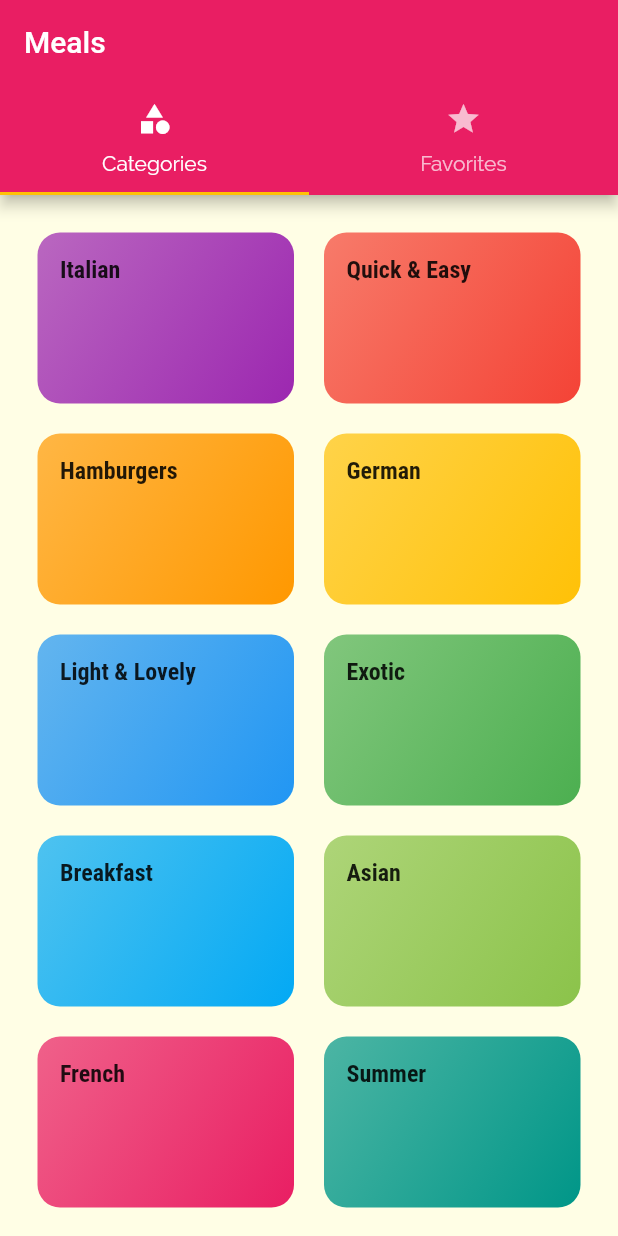
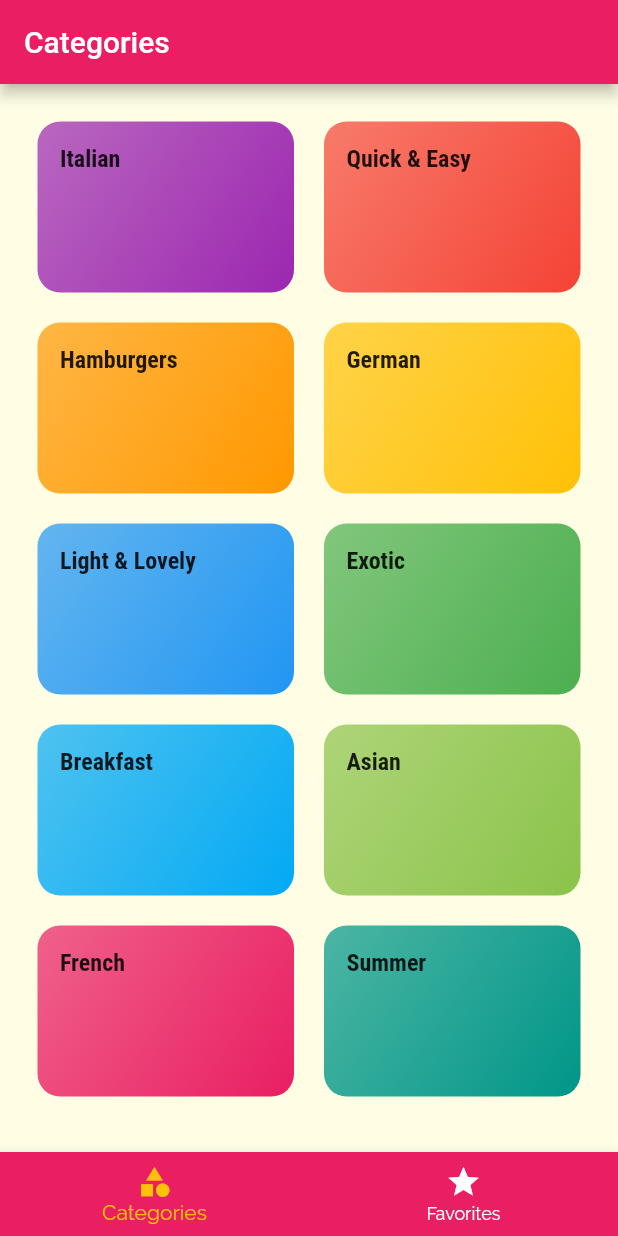
Before and after one commit to erwinmacaraig/navigation-meal-flutter, a Flutter app: the screen it shows after launch, on a phone screen of 412 x 824 dp. Run offline on Flutter 3.47's test engine with Material 2 defaults, Android fonts, the phone set to English and light mode, and no system bars.

```diff
--- a/lib/screens/tabs_screen.dart
+++ b/lib/screens/tabs_screen.dart
@@ -8,30 +8,45 @@ class TabsScreen extends StatefulWidget {
 }
 
 class _TabsScreenState extends State<TabsScreen> {
+  // final List<Widget> _pages = [CategoriesScreen(), FavoritesScreen()];
+  final List<Map<String, Object>> _pages = [
+    {'page': CategoriesScreen(), 'title': 'Categories'},
+    {'page': FavoritesScreen(), 'title': 'Your Favorites'}
+  ];
+  int _selectedPageIndex = 0;
+
+  void _selectPage(int index) {
+    // flutter here will automatically pass the index
+    setState(() {
+      _selectedPageIndex = index;
+    });
+  }
+
   @override
   Widget build(BuildContext context) {
-    return DefaultTabController(
-      length: 2,
-      child: Scaffold(
-        appBar: AppBar(
-          title: const Text('Meals'),
-          bottom: const TabBar(
-            tabs: [
-              Tab(
-                icon: Icon(Icons.category),
-                text: 'Categories',
-              ),
-              Tab(
-                icon: Icon(Icons.star),
-                text: 'Favorites',
-              ),
-            ],
+    return Scaffold(
+      appBar: AppBar(
+        title: Text(_pages[_selectedPageIndex]['title'] as String),
+      ),
+      body: _pages[_selectedPageIndex]['page'] as Widget,
+      bottomNavigationBar: BottomNavigationBar(
+        onTap: _selectPage,
+        backgroundColor: Theme.of(context).primaryColor,
+        unselectedItemColor: Colors.white,
+        selectedItemColor: Theme.of(context).accentColor,
+        currentIndex: _selectedPageIndex,
+        // type: BottomNavigationBarType.shifting,
+        items: [
+          BottomNavigationBarItem(
+            backgroundColor: Theme.of(context).primaryColor,
+            icon: Icon(Icons.category),
+            label: 'Categories',
           ),
-        ),
-        body: TabBarView(children: [
-          CategoriesScreen(), // first tab
-          FavoritesScreen(), // second tab
-        ]),
+          BottomNavigationBarItem(
+              backgroundColor: Theme.of(context).primaryColor,
+              icon: Icon(Icons.star),
+              label: 'Favorites')
+        ],
       ),
     );
   }
```
